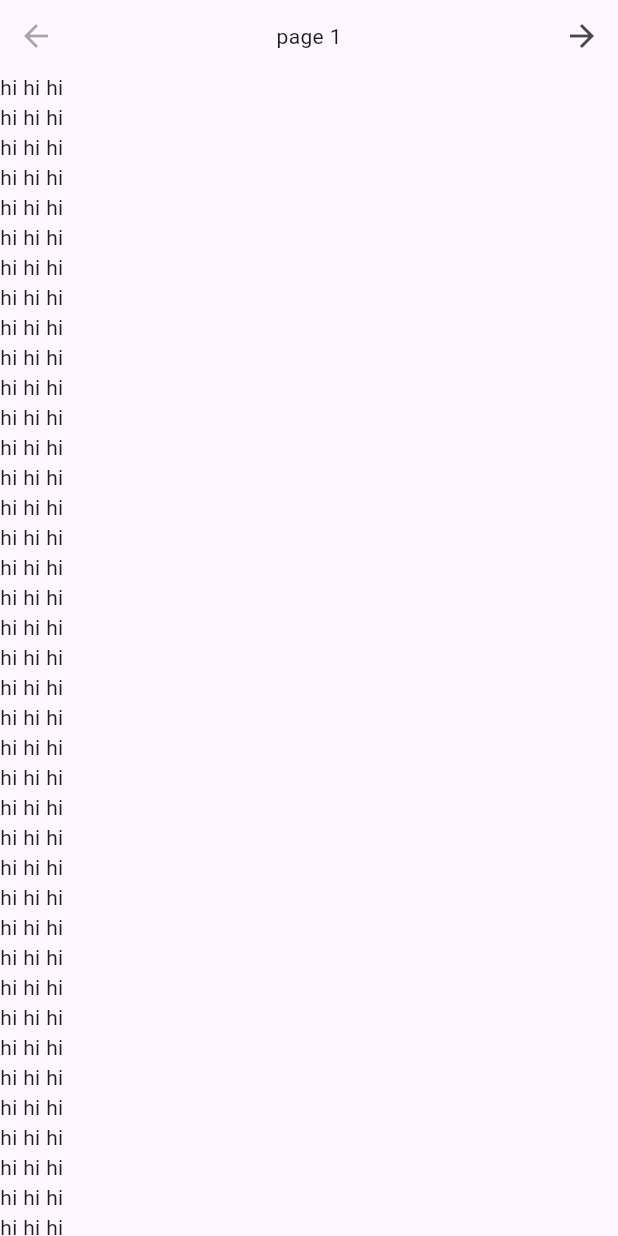
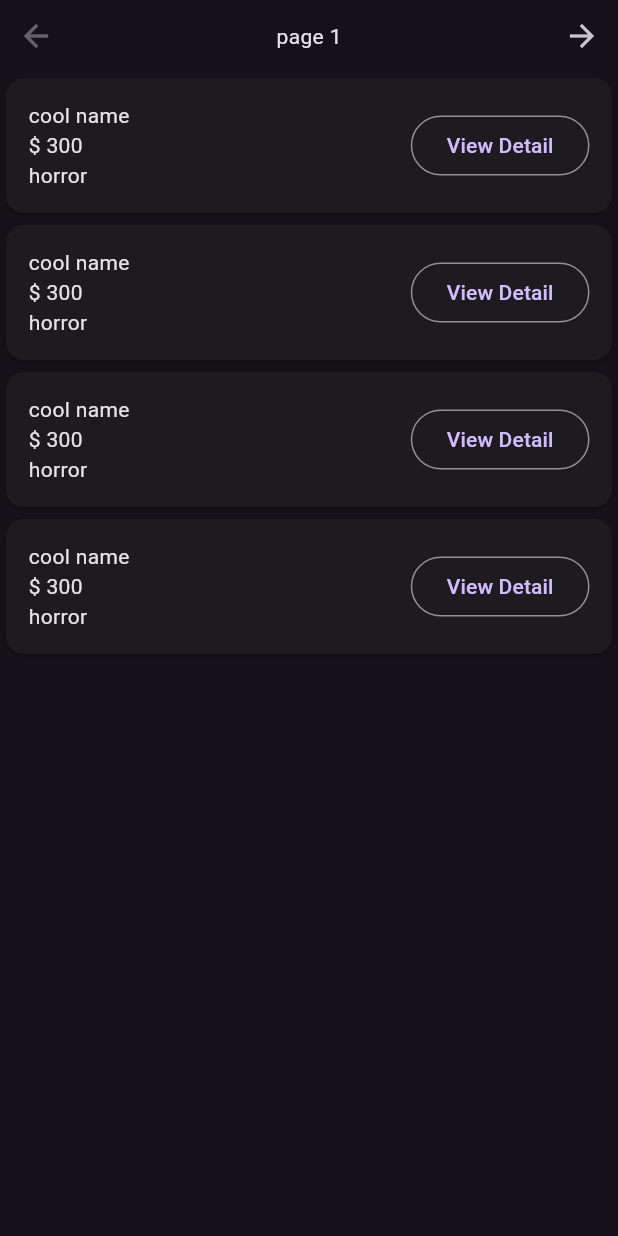
Before and after one commit to KuhakuPixel/FullStackApp, a Flutter app: the screen it shows after launch, on a phone screen of 412 x 824 dp. Run offline on Flutter 3.47's test engine with Material 3 defaults, Android fonts, the phone set to English and light mode, and no system bars.

Commit message:
add SearchResultWidget

```diff
--- a/frontend/lib/main.dart
+++ b/frontend/lib/main.dart
@@ -20,11 +20,17 @@ class MyApp extends StatelessWidget {
       ],
       child: MaterialApp(
         debugShowCheckedModeBanner: false,
+        theme: ThemeData(
+          brightness: Brightness.light,
+          /* light theme settings */
+        ),
+        darkTheme: ThemeData(
+          brightness: Brightness.dark,
+          /* dark theme settings */
+        ),
+        themeMode: ThemeMode.dark,
 
         title: 'Flutter Demo',
-        theme: ThemeData(
-          colorScheme: ColorScheme.fromSeed(seedColor: Colors.deepPurple),
-        ),
         home: const MyHomePage(title: 'Flutter Demo Home Page'),
       ),
     );
@@ -40,54 +46,31 @@ class MyHomePage extends StatefulWidget {
 }
 
 class _MyHomePageState extends State<MyHomePage> {
+  List<Map<String, dynamic>> datas = [
+    {"name": "cool name", "price": 300, "category": "horror"},
+    {"name": "cool name", "price": 300, "category": "horror"},
+    {"name": "cool name", "price": 300, "category": "horror"},
+    {"name": "cool name", "price": 300, "category": "horror"},
+  ];
   @override
   Widget build(BuildContext context) {
     return Scaffold(
       body: Column(
         children: [
           MyPageController(),
-          Expanded(child:ListView(children: [
-            Text("hi hi hi"),
-            Text("hi hi hi"),
-            Text("hi hi hi"),
-            Text("hi hi hi"),
-            Text("hi hi hi"),
-            Text("hi hi hi"),
-            Text("hi hi hi"),
-            Text("hi hi hi"),
-            Text("hi hi hi"),
-            Text("hi hi hi"),
-            Text("hi hi hi"),
-            Text("hi hi hi"),
-            Text("hi hi hi"),
-            Text("hi hi hi"),
-            Text("hi hi hi"),
-            Text("hi hi hi"),
-            Text("hi hi hi"),
-            Text("hi hi hi"),
-            Text("hi hi hi"),
-            Text("hi hi hi"),
-            Text("hi hi hi"),
-            Text("hi hi hi"),
-            Text("hi hi hi"),
-            Text("hi hi hi"),
-            Text("hi hi hi"),
-            Text("hi hi hi"),
-            Text("hi hi hi"),
-            Text("hi hi hi"),
-            Text("hi hi hi"),
-            Text("hi hi hi"),
-            Text("hi hi hi"),
-            Text("hi hi hi"),
-            Text("hi hi hi"),
-            Text("hi hi hi"),
-            Text("hi hi hi"),
-            Text("hi hi hi"),
-            Text("hi hi hi"),
-            Text("hi hi hi"),
-            Text("hi hi hi"),
-            Text("hi hi hi"),
-          ],))
+          Expanded(
+            child: ListView(
+              children: datas
+                  .map(
+                    (data) => SearchResultWidget(
+                      data["name"],
+                      data["price"],
+                      data["category"],
+                    ),
+                  )
+                  .toList(),
+            ),
+          ),
         ],
       ),
     );
--- a/frontend/lib/my_widgets.dart
+++ b/frontend/lib/my_widgets.dart
@@ -29,3 +29,32 @@ class MyPageController extends StatelessWidget {
     );
   }
 }
+
+class SearchResultWidget extends StatelessWidget {
+  final String name;
+  final int price;
+  final String category;
+
+  SearchResultWidget(this.name, this.price, this.category);
+
+  @override
+  Widget build(BuildContext context) {
+    // TODO: implement build
+    return Card(
+      child: Container(
+        padding: EdgeInsets.all(15.0),
+        child: Row(
+          children: [
+            Column(
+              mainAxisAlignment: MainAxisAlignment.start,
+              crossAxisAlignment: CrossAxisAlignment.start,
+              children: [Text(name), Text("\$ ${price}"), Text(category)],
+            ),
+            Spacer(),
+            OutlinedButton(onPressed: () {}, child: Text("View Detail")),
+          ],
+        ),
+      ),
+    );
+  }
+}
```
